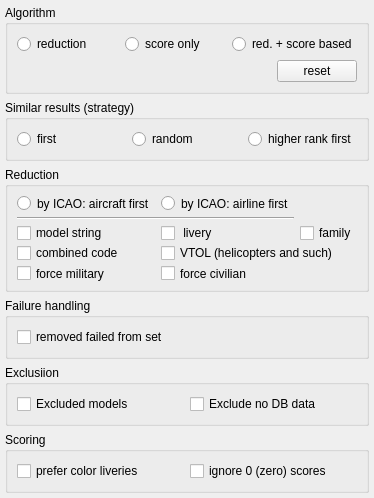
Before: the Qt Designer form src/blackgui/editors/matchingform.ui in swift-project/pilotclient, drawn with Qt 5.
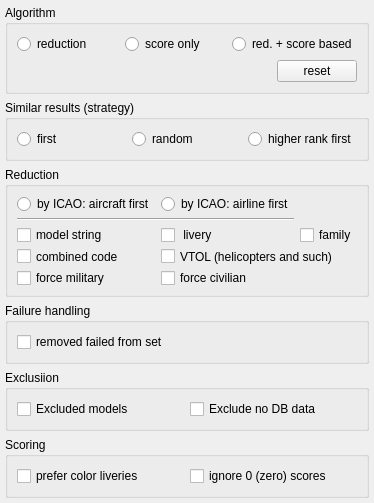
After: the same form once the commit is applied.

```diff
--- a/src/blackgui/editors/matchingform.ui
+++ b/src/blackgui/editors/matchingform.ui
@@ -7,7 +7,7 @@
     <x>0</x>
     <y>0</y>
     <width>293</width>
-    <height>438</height>
+    <height>453</height>
    </rect>
   </property>
   <property name="windowTitle">
@@ -98,7 +98,7 @@
      <property name="minimumSize">
       <size>
        <width>0</width>
-       <height>125</height>
+       <height>130</height>
       </size>
      </property>
      <property name="title">
```
